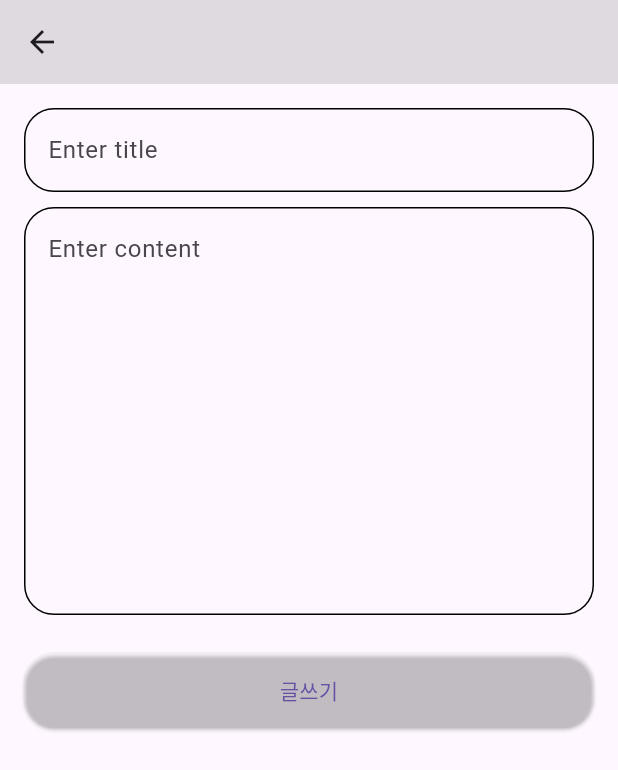
After one commit to minhi0449/flutter-hub, a Flutter app: the PostWritePage screen opened by its route, on a phone screen of 412 x 824 dp. The commit adds this screen. Shown: the top 770 px of the screen. Run offline on Flutter 3.47's test engine with Material 3 defaults, Android fonts, the phone set to English and light mode, and no system bars; our stand-ins replace dio, flutter_riverpod, flutter_secure_storage, flutter_svg, logger; accounts and stored records are empty; key blocks and very long unbroken strings in the code were emptied for the run.

Commit message:
게시글 글쓰기 커스텀 위젯

```diff
--- /dev/null
+++ b/lib/data/_vm/post_write_view_model.dart
@@ -0,0 +1,76 @@
+// view model
+// 글쓰기 화면 뷰 모델
+// 화면 클래스에서 관리해야 하는 데이터 , 기능을 여기로 옮기자
+/// 그리고  상태 관리까지
+
+import 'package:class_f_story/_core/utils/exception_handler.dart';
+import 'package:class_f_story/data/repositoy/user_repository.dart';
+import 'package:class_f_story/main.dart';
+import 'package:dio/dio.dart';
+import 'package:flutter/cupertino.dart';
+import 'package:flutter/material.dart';
+import 'package:flutter_riverpod/flutter_riverpod.dart';
+
+import '../../_core/utils/my_http.dart';
+
+/*
+
+
+ */
+
+// dto 만들기 싫어서 배웠던 문법 -> 레코드
+// 모델 post 사용해도 되지만 --> 레코드 --> (post 모델 활용)
+class PostWriteViewModel
+    extends Notifier<(String? title, String? content, bool isWriteCompleted)> {
+  // 뷰 모델에서 컨텍스트를 사용하는 방안
+  final mContext = navigatorkey.currentState!;
+  // userRepository 를 * 컴포지션 관계로 선언을 하는데 -> 2개 부를 필요 없고 하나만 선언해준다는 의미로 const 적어줌
+  UserRepository userRepository = const UserRepository();
+
+  // 상태값을 초기화 해야 된다.
+  // @override
+  // State build(){
+  //
+  // }
+
+  // 상태값을 초기화 해야 된다.
+  @override
+  (String? title, String? content, bool isWriteCompleted) build() {
+    // state ==(String? title, String? content, bool isWriteCompleted)
+    return (null, null, false);
+  }
+
+  // 행위 - 게시글 작성
+  // 뷰 모델에서는 기본 데이터 타입 형태로 설계 (자바에서 맞는 말)
+  // 0. 뷰 모델에서는 예외처리를 하자.
+  // 1. 데이터 Map 구조로 변환 처리
+  // 2. 응답 --> success --> false
+  // 3. 응답 --> success --> true
+  Future<void> createPost(
+      {required String title, required String content}) async {
+    try {
+      // 게시글 API 요청하는 클래스 (post_)
+      // 데이터 가공 처리
+      final body = {"title": title, "content": content};
+
+      Response response = await dio.post('/api/post', data: body);
+      Map<String, dynamic> responseBody = response.data;
+
+      // 2.
+      if (!responseBody['success']) {
+        ExceptionHander.handerException(
+            responseBody['errorMassage'], StackTrace.current);
+        return; // 실행의 제어권 반납
+      }
+
+      // 시스템 키보드가 있다면 자동 닫기
+      FocusScope.of(mContext as BuildContext).unfocus();
+      // 게시글 완성 메세지
+      ScaffoldMessenger.of(mContext)
+          .showSnackBar(SnackBar(content: Text('게시글 등록 완료')));
+      // 상테 갱신
+    } catch (e, stackTrace) {
+      ExceptionHander.handerException('게시글 등록 시 오류 발생', stackTrace);
+    } // end of catch
+  } // end of createPost (= 게시글 작성 행위)
+}
--- a/lib/ui/pages/post/write_page/post_write_page.dart
+++ b/lib/ui/pages/post/write_page/post_write_page.dart
@@ -1,10 +1,17 @@
 import 'package:flutter/material.dart';
+
+import 'widgets/post_write_body.dart';
 
 class PostWritePage extends StatelessWidget {
   const PostWritePage({super.key});
 
   @override
   Widget build(BuildContext context) {
-    return const Placeholder();
+    return SafeArea(
+      child: Scaffold(
+        appBar: AppBar(),
+        body: PostWriteBody(),
+      ),
+    );
   }
 }
--- /dev/null
+++ b/lib/ui/pages/post/write_page/widgets/post_write_body.dart
@@ -0,0 +1,18 @@
+import 'package:flutter/material.dart';
+import 'post_write_form.dart';
+
+class PostWriteBody extends StatelessWidget {
+  const PostWriteBody({super.key});
+
+  @override
+  Widget build(BuildContext context) {
+    return Column(
+      children: [
+        // 기본적으로 사용하자
+        Flexible(
+          child: PostWriteForm(),
+        ),
+      ],
+    );
+  }
+}
--- /dev/null
+++ b/lib/ui/pages/post/write_page/widgets/post_write_form.dart
@@ -0,0 +1,46 @@
+import 'package:class_f_story/_core/constants/size.dart';
+import 'package:class_f_story/ui/widgets/custom_elevated_button.dart';
+import 'package:class_f_story/ui/widgets/custom_text_area.dart';
+import 'package:class_f_story/ui/widgets/custom_text_form_field.dart';
+import 'package:flutter/material.dart';
+import 'package:flutter_riverpod/flutter_riverpod.dart';
+
+// 게시글 작성하는 페이지
+class PostWriteForm extends ConsumerWidget {
+  // 폼의 상태, 유효성 검사 ...save() 호출
+  final _formKey = GlobalKey<FormState>();
+  final _titleController = TextEditingController();
+  final _contentController = TextEditingController();
+
+  PostWriteForm({super.key});
+
+  @override
+  Widget build(BuildContext context, WidgetRef ref) {
+    // post_write_view_model 만드는 게 핵심
+    return Padding(
+      padding: const EdgeInsets.all(16.0),
+      child: Form(
+        key: _formKey,
+        child: ListView(
+          shrinkWrap: true,
+          children: [
+            CustomTextFormField(
+              hint: 'title',
+              controller: _titleController,
+            ),
+            const SizedBox(height: smallGap),
+            CustomTextArea(
+              hint: 'content',
+              controller: _contentController,
+            ),
+            const SizedBox(height: largeGap),
+            CustomElevatedButton(
+              text: '글쓰기',
+              click: () {},
+            ),
+          ],
+        ),
+      ),
+    );
+  }
+}
--- /dev/null
+++ b/lib/ui/widgets/custom_text_area.dart
@@ -0,0 +1,40 @@
+import 'package:flutter/material.dart';
+
+class CustomTextArea extends StatelessWidget {
+  final String hint;
+  final TextEditingController controller;
+  final String initValue;
+
+  const CustomTextArea(
+      {required this.hint, required this.controller, this.initValue = ""});
+
+  @override
+  Widget build(BuildContext context) {
+    if (initValue.isNotEmpty) {
+      controller.text = initValue;
+    }
+
+    return Padding(
+      padding: const EdgeInsets.symmetric(vertical: 5),
+      child: TextFormField(
+        controller: controller,
+        maxLines: 10,
+        decoration: InputDecoration(
+          hintText: "Enter $hint",
+          enabledBorder: OutlineInputBorder(
+            borderRadius: BorderRadius.circular(20),
+          ),
+          focusedBorder: OutlineInputBorder(
+            borderRadius: BorderRadius.circular(20),
+          ),
+          errorBorder: OutlineInputBorder(
+            borderRadius: BorderRadius.circular(20),
+          ),
+          focusedErrorBorder: OutlineInputBorder(
+            borderRadius: BorderRadius.circular(20),
+          ),
+        ),
+      ),
+    );
+  }
+}
--- /dev/null
+++ b/lib/ui/widgets/custom_text_form_field.dart
@@ -0,0 +1,45 @@
+import 'package:flutter/material.dart';
+
+class CustomTextFormField extends StatelessWidget {
+  final String hint;
+  final bool obscureText;
+  final TextEditingController controller;
+  final String initValue;
+
+  const CustomTextFormField({
+    required this.hint,
+    this.obscureText = false,
+    required this.controller,
+    this.initValue = "",
+  });
+
+  @override
+  Widget build(BuildContext context) {
+    if (initValue.isNotEmpty) {
+      controller.text = initValue;
+    }
+    return TextFormField(
+      controller: controller,
+      obscureText: obscureText,
+      decoration: InputDecoration(
+        hintText: "Enter $hint",
+        enabledBorder: OutlineInputBorder(
+          // 3. 기본 TextFormField 디자인
+          borderRadius: BorderRadius.circular(20),
+        ),
+        focusedBorder: OutlineInputBorder(
+          // 4. 손가락 터치시 TextFormField 디자인
+          borderRadius: BorderRadius.circular(20),
+        ),
+        errorBorder: OutlineInputBorder(
+          // 5. 에러발생시 TextFormField 디자인
+          borderRadius: BorderRadius.circular(20),
+        ),
+        focusedErrorBorder: OutlineInputBorder(
+          // 5. 에러가 발생 후 손가락을 터치했을 때 TextFormField 디자인
+          borderRadius: BorderRadius.circular(20),
+        ),
+      ),
+    );
+  }
+}
```
